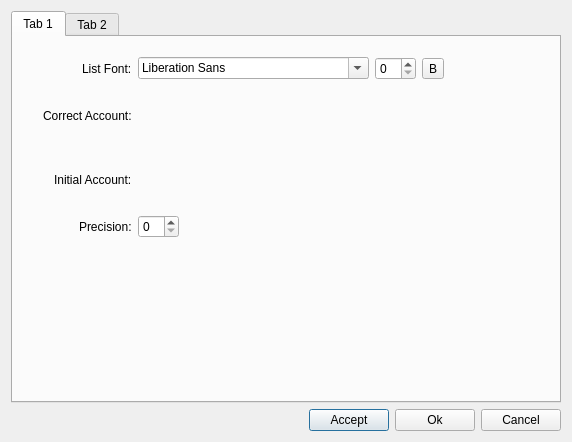
The window that settings.ui (sergey196510/mycash) describes before a commit, drawn with Qt 5.
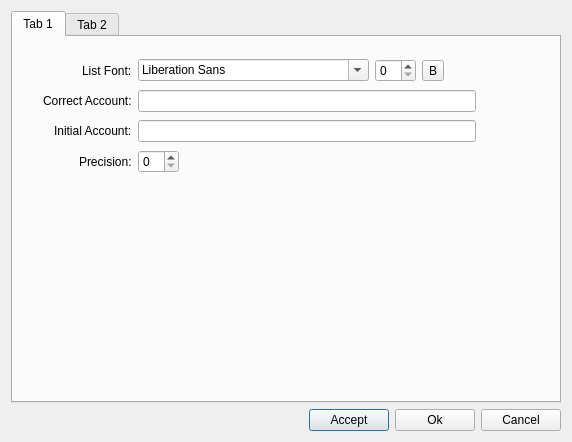
The same window after the commit. Custom widgets are drawn as their Qt base class.

The edit to the form file:
```diff
--- a/settings.ui
+++ b/settings.ui
@@ -26,7 +26,7 @@
          <x>30</x>
          <y>20</y>
          <width>433</width>
-         <height>181</height>
+         <height>121</height>
         </rect>
        </property>
        <layout class="QGridLayout" name="gridLayout">
@@ -112,10 +112,10 @@
          </layout>
         </item>
         <item row="1" column="1">
-         <widget class="AccountOper" name="correctWidget" native="true"/>
+         <widget class="AccountOper2" name="correctWidget"/>
         </item>
         <item row="2" column="1">
-         <widget class="AccountOper" name="initialWidget" native="true"/>
+         <widget class="AccountOper2" name="initialWidget"/>
         </item>
        </layout>
       </widget>
@@ -179,10 +179,9 @@
    <header location="global">widgets/cancelpushbutton.h</header>
   </customwidget>
   <customwidget>
-   <class>AccountOper</class>
-   <extends>QWidget</extends>
-   <header location="global">accountoper.h</header>
-   <container>1</container>
+   <class>AccountOper2</class>
+   <extends>QLineEdit</extends>
+   <header location="global">accountoper2.h</header>
   </customwidget>
  </customwidgets>
  <resources/>
```
Left out of the diff: 12 changed lines with no effect on the pictures.
